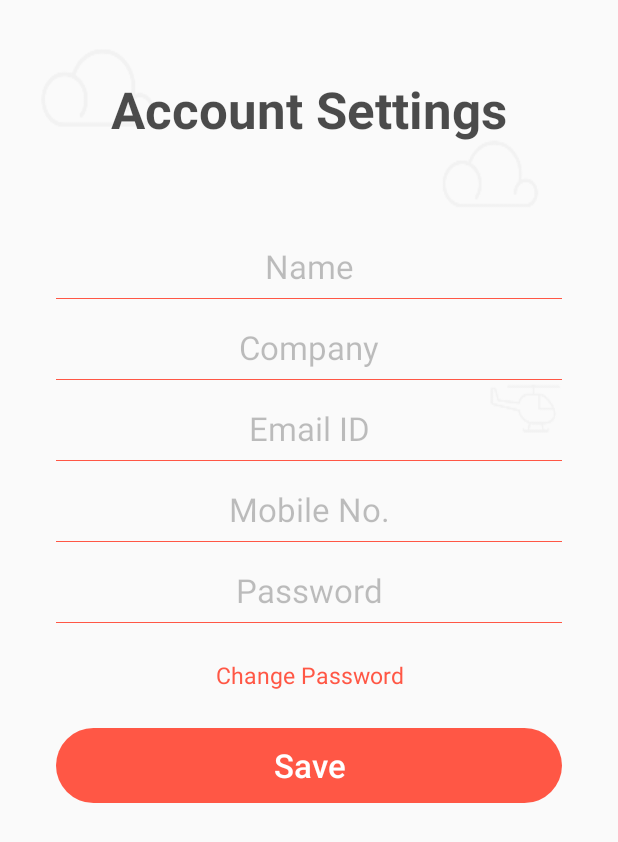
After one commit to Azhar0790/FindotsAndroidsarps, an Android app: the layout account_settings_fragment.xml on its own in the app's theme, with its tools: preview values and no code run, on a phone screen of 412 x 824 dp. The commit adds this screen. Shown: the top 842 px of the screen. Run offline under Robolectric (Android 15) with nearby library versions, the phone set to English and light mode, and no system bars.

Commit message:
Account settings

```diff
--- a/mobile/src/main/java/activities/MenuActivity.java
+++ b/mobile/src/main/java/activities/MenuActivity.java
@@ -39,6 +39,7 @@ import butterknife.ButterKnife;
 import findots.bridgetree.com.findots.Constants;
 import findots.bridgetree.com.findots.FinDotsApplication;
 import findots.bridgetree.com.findots.R;
+import fragments.Account_Settings;
 import fragments.DestinationFragment;
 import interfaces.IMenuItems;
 import locationUtils.LocationModel.BackgroundLocData;
@@ -239,8 +240,15 @@ public class MenuActivity extends RuntimePermissionActivity implements IMenuItem
 
             case Constants.SETTINGS:
                 mDrawerLayout_slider.closeDrawer(Gravity.LEFT);
-                mTextView_heading.setText(R.string.settings);
+                mTextView_heading.setText(R.string.destinations);
                 findViewById(R.id.FrameLayout_content).setVisibility(View.GONE);
+
+                FragmentTransaction accountTransaction = getSupportFragmentManager().beginTransaction();
+                accountTransaction.replace(R.id.FrameLayout_content, Account_Settings.newInstance());
+                accountTransaction.commit();
+
+                findViewById(R.id.FrameLayout_content).setVisibility(View.VISIBLE);
+
 
                 break;
 
@@ -370,7 +378,8 @@ public class MenuActivity extends RuntimePermissionActivity implements IMenuItem
         BackgroundLocData bgData = new BackgroundLocData();
         bgData.setDeviceID(GeneralUtils.getUniqueDeviceId(this));
         bgData.setDeviceInfo(GeneralUtils.getDeviceInfo());
-        bgData.setAppVersion(GeneralUtils.getAppVersion(this));
+//        bgData.setAppVersion(GeneralUtils.getAppVersion(this));
+        bgData.setAppVersion("5.0");
         bgData.setUserID(GeneralUtils.getSharedPreferenceInt(this, AppStringConstants.USERID));
         bgData.setDeviceTypeID(Constants.DEVICETYPEID);
         ArrayList<LocationSyncData> locSyncList = new ArrayList<LocationSyncData>();
--- /dev/null
+++ b/mobile/src/main/java/fragments/Account_Settings.java
@@ -0,0 +1,33 @@
+package fragments;
+
+import android.os.Bundle;
+import android.support.annotation.Nullable;
+import android.support.v4.app.Fragment;
+import android.view.LayoutInflater;
+import android.view.View;
+import android.view.ViewGroup;
+
+import butterknife.ButterKnife;
+import findots.bridgetree.com.findots.R;
+
+/**
+ * Created by jpaulose on 6/22/2016.
+ */
+public class Account_Settings extends Fragment
+{
+    public static Account_Settings newInstance() {
+        Account_Settings account_Settings = new Account_Settings();
+        return account_Settings;
+    }
+
+    @Nullable
+    @Override
+    public View onCreateView(LayoutInflater inflater, @Nullable ViewGroup container, @Nullable Bundle savedInstanceState) {
+
+        ViewGroup rootView = (ViewGroup) inflater.inflate(R.layout.account_settings_fragment, null);
+
+        ButterKnife.bind(this, rootView);
+
+        return rootView;
+    }
+}
--- /dev/null
+++ b/mobile/src/main/res/layout/account_settings_fragment.xml
@@ -0,0 +1,102 @@
+<?xml version="1.0" encoding="utf-8"?>
+<ScrollView xmlns:android="http://schemas.android.com/apk/res/android"
+    xmlns:app="http://schemas.android.com/apk/res-auto"
+    android:layout_width="match_parent"
+    android:layout_height="match_parent"
+    android:background="@drawable/login_bg">
+
+    <LinearLayout
+        android:layout_width="match_parent"
+        android:layout_height="match_parent"
+        android:orientation="vertical">
+
+        <TextView
+            android:id="@+id/textView_accountHeading"
+            android:layout_width="wrap_content"
+            android:layout_height="wrap_content"
+            android:layout_gravity="center"
+            android:layout_marginBottom="@dimen/signup_text_marginTopBottom"
+            android:layout_marginTop="@dimen/signup_text_marginTopBottom"
+            android:text="@string/account_heading"
+            android:textColor="@color/black_70"
+            android:textSize="@dimen/signup_textSize"
+            android:textStyle="bold" />
+
+        <EditText
+            android:id="@+id/editText_name"
+            style="@style/edittext"
+            android:layout_width="match_parent"
+            android:layout_height="@dimen/login_edittext_height"
+            android:layout_marginTop="@dimen/register_edittexts_marginTop"
+            android:hint="@string/name"
+            android:inputType="text" />
+
+        <EditText
+            android:id="@+id/editText_company"
+            style="@style/edittext"
+            android:layout_width="match_parent"
+            android:layout_height="@dimen/login_edittext_height"
+            android:layout_marginTop="@dimen/register_edittexts_marginTop"
+            android:hint="@string/company"
+            android:enabled="false"
+            android:inputType="text" />
+
+        <EditText
+            android:id="@+id/editText_emailID"
+            style="@style/edittext"
+            android:layout_width="match_parent"
+            android:layout_height="@dimen/login_edittext_height"
+            android:layout_marginTop="@dimen/register_edittexts_marginTop"
+            android:hint="@string/emailid"
+            android:enabled="false"
+            android:inputType="textEmailAddress" />
+
+        <EditText
+            android:id="@+id/editText_mobileNo"
+            style="@style/edittext"
+            android:layout_width="match_parent"
+            android:layout_height="@dimen/login_edittext_height"
+            android:layout_marginTop="@dimen/register_edittexts_marginTop"
+            android:hint="@string/mobileno"
+            android:inputType="number" />
+
+        <EditText
+            android:id="@+id/editText_password"
+            style="@style/edittext"
+            android:layout_width="match_parent"
+            android:layout_height="@dimen/login_edittext_height"
+            android:layout_marginTop="@dimen/register_edittexts_marginTop"
+            android:hint="@string/password"
+            android:inputType="textPassword" />
+
+
+
+            <TextView
+                android:id="@+id/textView_agree"
+                android:layout_width="match_parent"
+                android:layout_height="@dimen/linearLayout_termsCondition_height"
+                android:layout_gravity="center_vertical"
+                android:text="@string/changepwd"
+                android:gravity="center"
+                android:layout_marginTop="@dimen/linearLayout_termsCondition_marginTop"
+                android:textColor="@color/app_color"
+                android:textSize="@dimen/textView_forgotPassword_textSize"
+                android:textStyle="normal"/>
+
+
+
+        <Button
+            android:id="@+id/button_saveAccountSettings"
+            style="?android:attr/borderlessButtonStyle"
+            android:layout_width="match_parent"
+            android:layout_height="@dimen/login_button_height"
+            android:layout_marginLeft="@dimen/login_button_marginLeftAndRight"
+            android:layout_marginRight="@dimen/login_button_marginLeftAndRight"
+            android:layout_marginTop="@dimen/button_createAccount_marginTop"
+            android:background="@drawable/selector_login"
+            android:text="@string/save_account"
+            android:textAllCaps="false"
+            android:textColor="@color/white"
+            android:textSize="@dimen/login_button_textSize" />
+    </LinearLayout>
+</ScrollView>
--- a/mobile/src/main/res/values/strings.xml
+++ b/mobile/src/main/res/values/strings.xml
@@ -71,4 +71,11 @@
         <item>Help</item>
         <item>Logout</item>
     </string-array>
+
+
+    <!-- Strings related to Account Settings -->
+    <string name="account_heading">Account Settings</string>
+    <string name="save_account">Save</string>
+    <string name="changepwd">Change Password</string>
+
 </resources>
```
